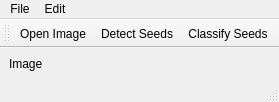
The window that ImageViewer.ui (SilvioGiancola/ImageHandler) describes before a commit, drawn with Qt 5.
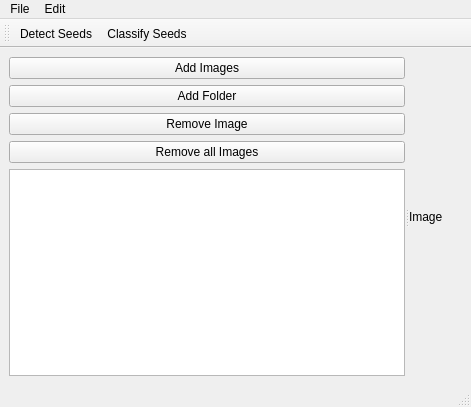
The same window after the commit.

Commit message: handle list of images on the side (QListView)

Diff of the .ui file:
```diff
--- a/ImageViewer.ui
+++ b/ImageViewer.ui
@@ -2,16 +2,68 @@
 <ui version="4.0">
  <class>ImageViewer</class>
  <widget class="QMainWindow" name="ImageViewer">
+  <property name="geometry">
+   <rect>
+    <x>0</x>
+    <y>0</y>
+    <width>471</width>
+    <height>407</height>
+   </rect>
+  </property>
   <property name="windowTitle">
    <string>ImageViewer</string>
   </property>
   <widget class="QWidget" name="centralwidget">
    <layout class="QGridLayout" name="gridLayout">
-    <item row="0" column="0">
-     <widget class="QLabel" name="label">
-      <property name="text">
-       <string>Image</string>
+    <item row="0" column="0" rowspan="2" colspan="2">
+     <widget class="QSplitter" name="splitter">
+      <property name="orientation">
+       <enum>Qt::Horizontal</enum>
       </property>
+      <widget class="QWidget" name="verticalLayoutWidget">
+       <layout class="QVBoxLayout" name="verticalLayout">
+        <item>
+         <widget class="QPushButton" name="pushButton_addImages">
+          <property name="text">
+           <string>Add Images</string>
+          </property>
+         </widget>
+        </item>
+        <item>
+         <widget class="QPushButton" name="pushButton_addFolder">
+          <property name="text">
+           <string>Add Folder</string>
+          </property>
+         </widget>
+        </item>
+        <item>
+         <widget class="QPushButton" name="pushButton_removeImage">
+          <property name="text">
+           <string>Remove Image</string>
+          </property>
+         </widget>
+        </item>
+        <item>
+         <widget class="QPushButton" name="pushButton_removeAllImages">
+          <property name="text">
+           <string>Remove all Images</string>
+          </property>
+         </widget>
+        </item>
+        <item>
+         <widget class="QListView" name="listView_listImages">
+          <property name="editTriggers">
+           <set>QAbstractItemView::NoEditTriggers</set>
+          </property>
+         </widget>
+        </item>
+       </layout>
+      </widget>
+      <widget class="QLabel" name="label">
+       <property name="text">
+        <string>Image</string>
+       </property>
+      </widget>
      </widget>
     </item>
    </layout>
@@ -21,7 +73,7 @@
     <rect>
      <x>0</x>
      <y>0</y>
-     <width>603</width>
+     <width>471</width>
      <height>22</height>
     </rect>
    </property>
@@ -52,18 +104,9 @@
    <attribute name="toolBarBreak">
     <bool>false</bool>
    </attribute>
-   <addaction name="actionOpen_Image"/>
    <addaction name="actionDetect_Seeds"/>
    <addaction name="actionClassify_Seeds"/>
   </widget>
-  <action name="actionOpen_Image">
-   <property name="text">
-    <string>Open Image</string>
-   </property>
-   <property name="toolTip">
-    <string>Open Image</string>
-   </property>
-  </action>
   <action name="actionDetect_Seeds">
    <property name="text">
     <string>Detect Seeds</string>
```
Left out of the diff: 1 changed line with no effect on the pictures. The commit also changes 3 other files.
